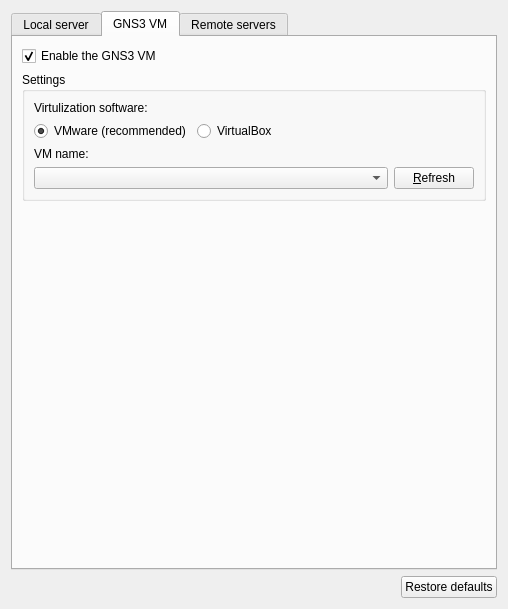
Above: gns3/ui/server_preferences_page.ui from GNS3/gns3-gui before the change. Below: the same form after it.
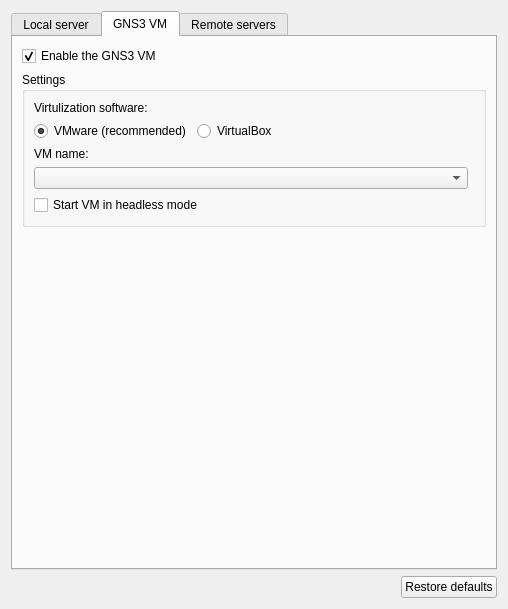
That is the form after the change. The open tabs and pages were chosen to show the change.

Commit message: Support to automatically start the GNS3 VM and retrieve the guest IP address.

The edit to the form file:
```diff
--- a/gns3/ui/server_preferences_page.ui
+++ b/gns3/ui/server_preferences_page.ui
@@ -322,14 +322,14 @@
           <string>Settings</string>
          </property>
          <layout class="QGridLayout" name="gridLayout_2">
-          <item row="2" column="0">
+          <item row="3" column="0">
            <widget class="QLabel" name="uiVMNameLabel">
             <property name="text">
              <string>VM name:</string>
             </property>
            </widget>
           </item>
-          <item row="3" column="0">
+          <item row="4" column="0">
            <widget class="QComboBox" name="uiVMListComboBox">
             <property name="sizePolicy">
              <sizepolicy hsizetype="Expanding" vsizetype="Fixed">
@@ -380,17 +380,17 @@
             </property>
            </widget>
           </item>
-          <item row="3" column="1">
-           <widget class="QPushButton" name="uiRefreshPushButton">
+          <item row="5" column="0">
+           <widget class="QCheckBox" name="uiHeadlessCheckBox">
             <property name="text">
-             <string>&amp;Refresh</string>
+             <string>Start VM in headless mode</string>
             </property>
            </widget>
           </item>
          </layout>
         </widget>
        </item>
-       <item row="2" column="0">
+       <item row="3" column="0">
         <spacer name="verticalSpacer_3">
          <property name="orientation">
           <enum>Qt::Vertical</enum>
```
Left out of the diff: 3 changed lines with no effect on the pictures. The commit also changes 9 other files.
